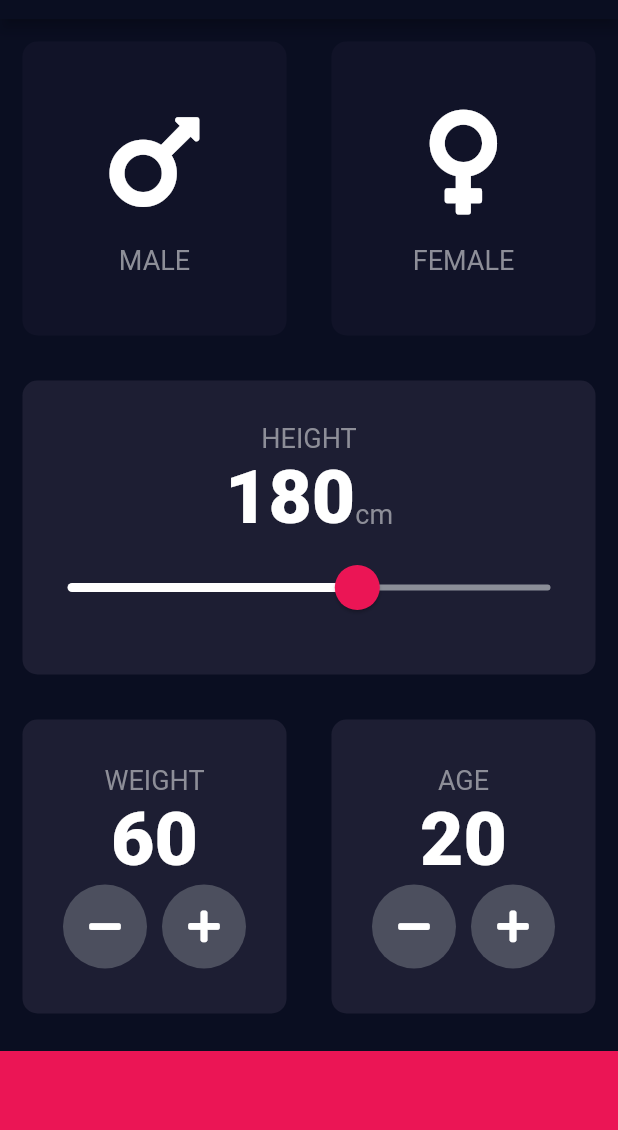
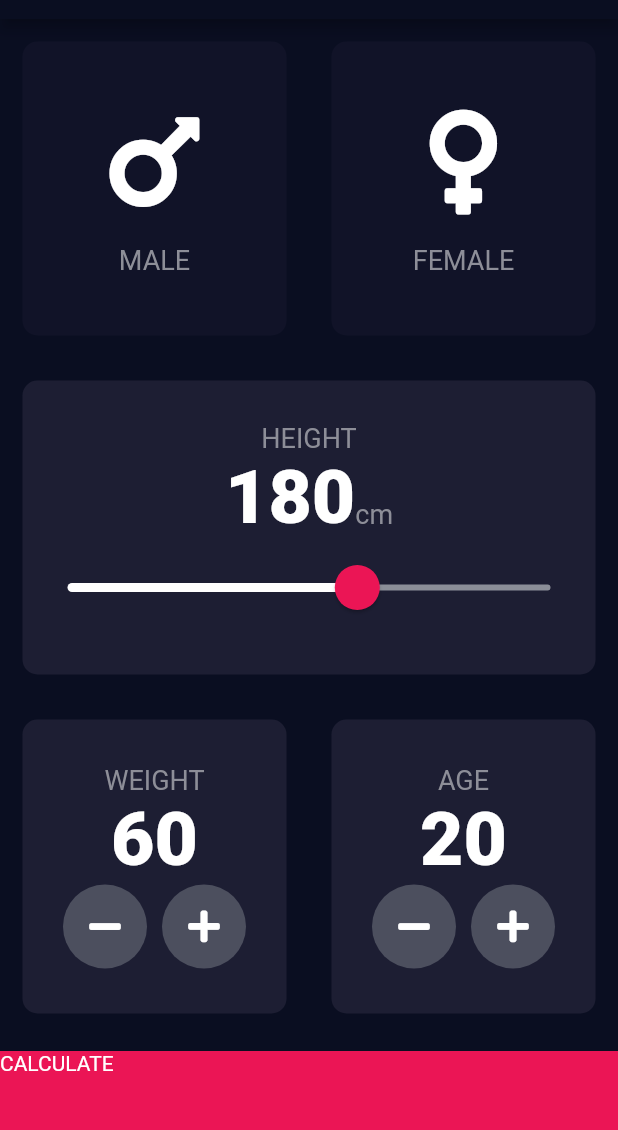
Before and after one commit to itsmordecai/bmi-calculator, a Flutter app: the screen it shows after launch, on a phone screen of 412 x 824 dp, the part 65-1195 px from its top. Run offline on Flutter 3.47's test engine with Material 2 defaults, Android fonts, the phone set to English and light mode, and no system bars; our stand-ins replace font_awesome_flutter.

```diff
--- a/lib/input_page.dart
+++ b/lib/input_page.dart
@@ -4,6 +4,7 @@ import 'icon_content.dart';
 import 'reusable_card.dart';
 import 'constants.dart';
 import 'round_icon_button.dart';
+import 'results_page.dart';
 
 enum Gender {
   male,
@@ -214,11 +215,22 @@ class _InputPageState extends State<InputPage> {
               ],
             ),
           ),
-          Container(
-            color: kBottomContainerColour,
-            margin: EdgeInsets.only(top: 10.0),
-            width: double.infinity,
-            height: kBottomContainerHeight,
+          GestureDetector(
+            onTap: () {
+              Navigator.push(
+                context,
+                MaterialPageRoute(
+                  builder: (context) => ResultsPage(),
+                ),
+              );
+            },
+            child: Container(
+              child: Text('CALCULATE'),
+              color: kBottomContainerColour,
+              margin: EdgeInsets.only(top: 10.0),
+              width: double.infinity,
+              height: kBottomContainerHeight,
+            ),
           ),
         ],
       ),
--- a/lib/main.dart
+++ b/lib/main.dart
@@ -1,5 +1,6 @@
 import 'package:flutter/material.dart';
 import 'input_page.dart';
+import 'results_page.dart';
 
 void main() => runApp(BMICalculator());
 
```
